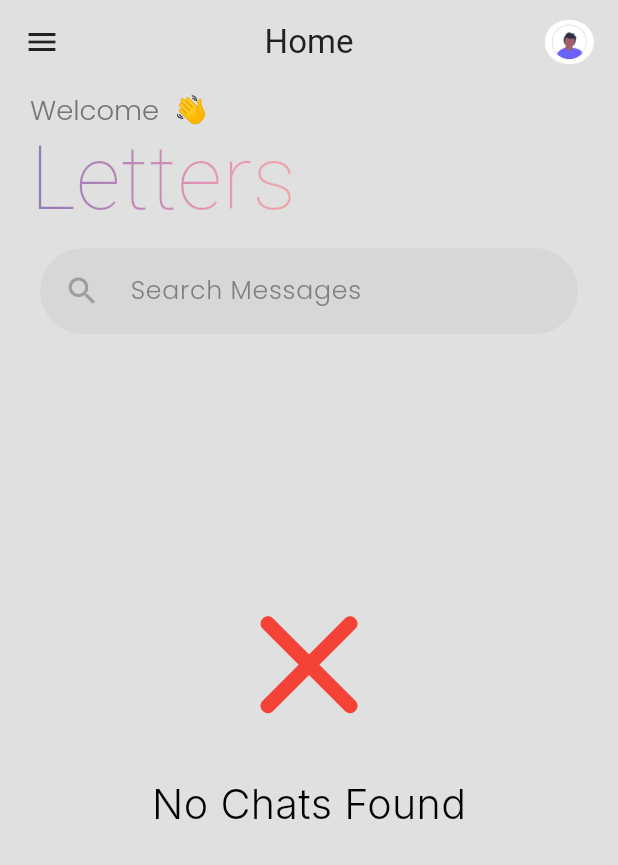
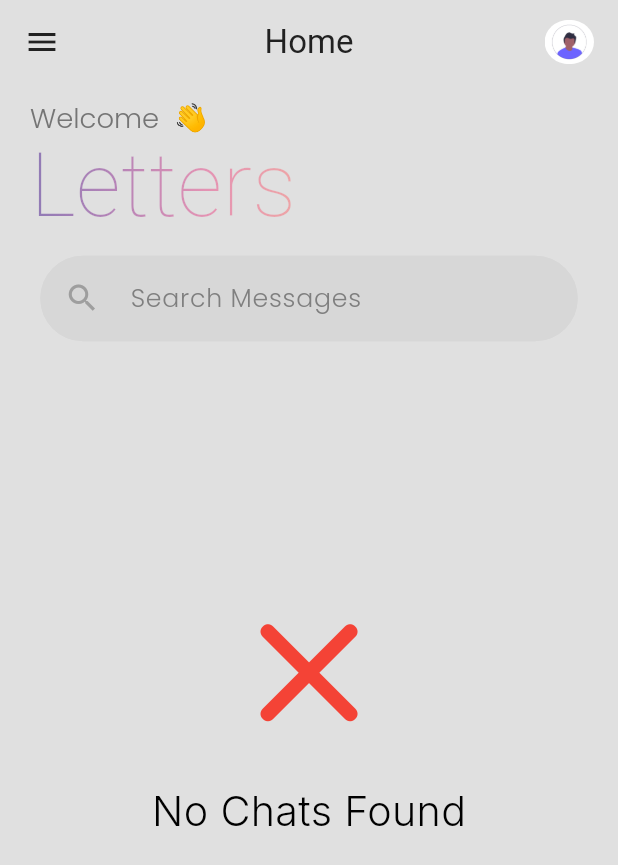
Before and after one commit to Animish-Sharma/letters, a Flutter app: the screen it shows once a user with an empty profile is signed in, on a phone screen of 412 x 824 dp. Shown: the top 865 px of the screen. Run offline on Flutter 3.47's test engine with Material 3 defaults, Android fonts, the phone set to English and light mode, and no system bars; our stand-ins replace animated_text_kit, another_flutter_splash_screen, audioplayers, chat_bubbles, cloud_firestore, firebase_auth and 6 more; missing offline and left inert: easy_image_viewer, flutter_file_dialog, onesignal_flutter, record; accounts and stored records are empty.

Commit message:
Update P-2

```diff
--- a/lib/pages/home.dart
+++ b/lib/pages/home.dart
@@ -22,8 +22,9 @@ class HomePage extends StatefulWidget {
 
 class _HomePageState extends State<HomePage> {
   final _authService = AuthService();
-  final TextEditingController _emailController = TextEditingController();
+  final TextEditingController _searchController = TextEditingController();
   final _chatService = ChatService();
+  String searchText = "";
   void logout() async {
     await _authService.signOut();
   }
@@ -101,7 +102,7 @@ class _HomePageState extends State<HomePage> {
           crossAxisAlignment: CrossAxisAlignment.start,
           children: [
             Padding(
-              padding: const EdgeInsets.fromLTRB(20, 15, 20, 0),
+              padding: const EdgeInsets.fromLTRB(20, 20, 20, 0),
               child: Text(
                 overflow: TextOverflow.fade,
                 "Welcome ${x.name} 👋",
@@ -144,7 +145,17 @@ class _HomePageState extends State<HomePage> {
                 height: height / 12.5,
                 margin: const EdgeInsets.only(bottom: 20),
                 child: TextField(
-                  controller: _emailController,
+                  onChanged: (String s) {
+                    if (s == "") {
+                      setState(() {
+                        searchText = "";
+                      });
+                    }
+                    setState(() {
+                      searchText = s;
+                    });
+                  },
+                  controller: _searchController,
                   style: GoogleFonts.poppins(
                       fontSize: width / 24.5, color: Colors.black),
                   decoration: InputDecoration(
@@ -189,6 +200,9 @@ class _HomePageState extends State<HomePage> {
                         ConnectionState.waiting) {
                       return const Text("");
                     } else if (snapshot.data!.isEmpty) {
+                      if (_searchController.text.isNotEmpty) {
+                        return Container();
+                      }
                       return Container(
                         width: width,
                         height: height,
@@ -241,6 +255,9 @@ class _HomePageState extends State<HomePage> {
           return const Text("NO USER");
         } else if (snapshot.hasData) {
           final usr = snapshot.data;
+          if (!usr["name"].toLowerCase().contains(searchText.toLowerCase())) {
+            return const SizedBox(width: 0, height: 0);
+          }
           return GestureDetector(
             onLongPress: () {
               showDialog(
```
